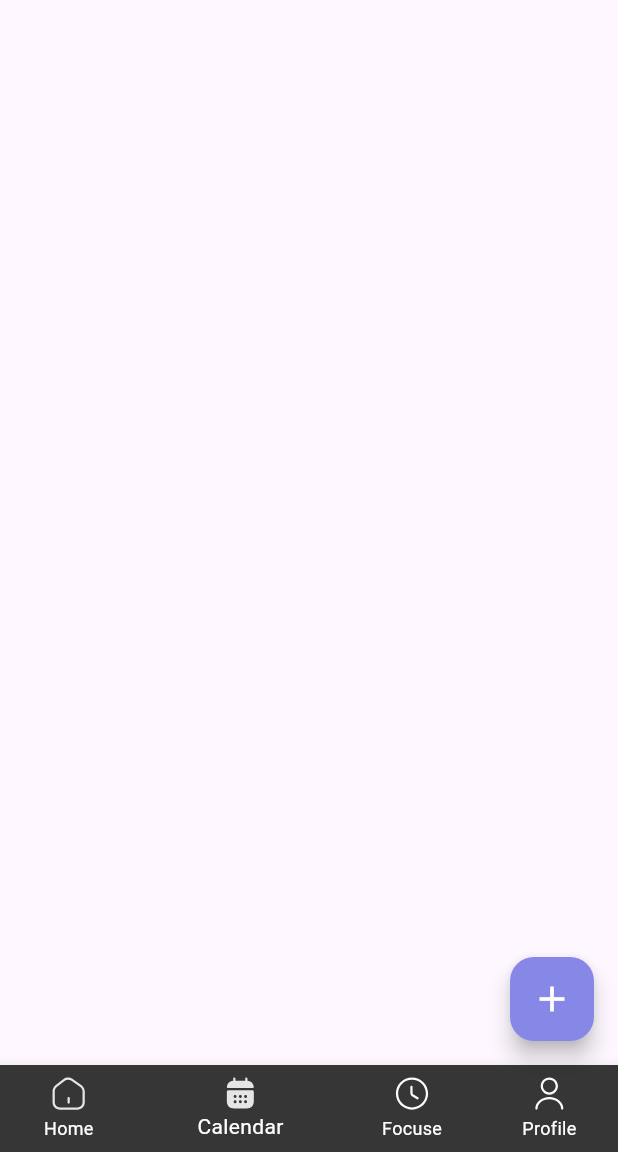
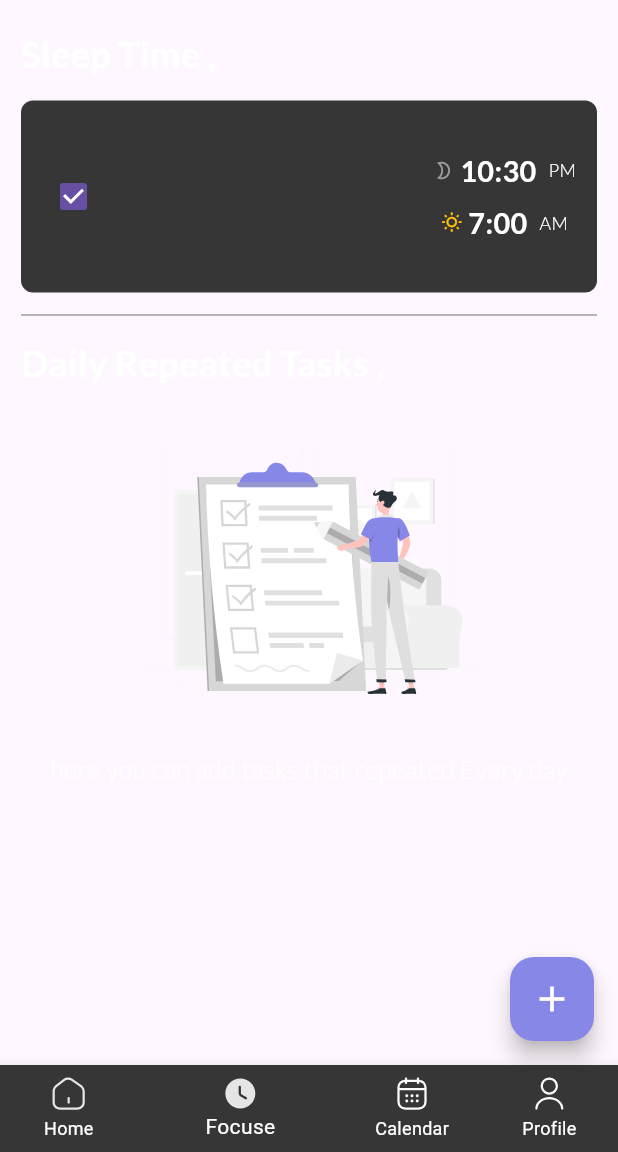
Before and after one commit to AhmedMohmmedd/UP_Tolist, a Flutter app: the screen it shows after launch, item 2 of the bottom bar chosen, on a phone screen of 412 x 824 dp, the part 84-1236 px from its top. Run offline on Flutter 3.47's test engine with Material 3 defaults, Android fonts, the phone set to English and light mode, and no system bars; our stand-ins replace flutter_svg; missing offline and left inert: date_picker_plus.

Commit message:
create daily tasks view

```diff
--- a/lib/core/theming/text_styels.dart
+++ b/lib/core/theming/text_styels.dart
@@ -44,6 +44,13 @@ abstract class TextStyles {
     return TextStyle(
         color: Colors.white,
         fontSize: getResponsiveFontSize(fontSize: 12),
+        fontFamily: 'Lato',
+        fontWeight: FontWeight.w300);
+  }
+  static TextStyle stylesreguler10() {
+    return TextStyle(
+        color: Colors.white,
+        fontSize: getResponsiveFontSize(fontSize: 10),
         fontFamily: 'Lato',
         fontWeight: FontWeight.w300);
   }
--- /dev/null
+++ b/lib/features/daliy_tasks/presentation/views/daily_tasks.dart
@@ -0,0 +1,65 @@
+import 'package:flutter/material.dart';
+import 'package:flutter/widgets.dart';
+import 'package:flutter_svg/svg.dart';
+import 'package:up_tolist/core/constansts/asset_images.dart';
+import 'package:up_tolist/core/theming/app_color.dart';
+import 'package:up_tolist/core/theming/text_styels.dart';
+import 'package:up_tolist/features/daliy_tasks/presentation/views/widgets/sleep_time_section.dart';
+
+class DaliyTasks extends StatelessWidget {
+  const DaliyTasks({super.key});
+
+  @override
+  Widget build(BuildContext context) {
+    return SafeArea(
+      child: Padding(
+        padding: const EdgeInsets.symmetric(horizontal: 14),
+        child: SingleChildScrollView(
+          child: Column(
+            crossAxisAlignment: CrossAxisAlignment.start,
+            children: [
+              Text(
+                'Sleep Time ,',
+                style: TextStyles.stylesBold20(),
+              ),
+              const SizedBox(
+                height: 14,
+              ),
+              const SleepTimeSection(),
+              const SizedBox(
+                height: 14,
+              ),
+              const Divider(
+                height: 2,
+                color: Colors.grey,
+              ),
+              const SizedBox(
+                height: 14,
+              ),
+              Text(
+                'Daily Repeated Tasks ,',
+                style: TextStyles.stylesBold20(),
+              ),
+              const SizedBox(
+                height: 14,
+              ),
+              Column(
+                crossAxisAlignment: CrossAxisAlignment.center,
+               mainAxisAlignment: MainAxisAlignment.center,
+                children: [
+                  SvgPicture.asset(AssetImages.homeIndex),
+                  Center(
+                    child: Text(
+                      'here you can add tasks that repeated Every day',
+                      style: TextStyles.stylesreguler14(),
+                    ),
+                  ),
+                ],
+              )
+            ],
+          ),
+        ),
+      ),
+    );
+  }
+}
--- /dev/null
+++ b/lib/features/daliy_tasks/presentation/views/widgets/sleep_time_section.dart
@@ -0,0 +1,84 @@
+
+import 'package:flutter/material.dart';
+import 'package:up_tolist/core/theming/app_color.dart';
+import 'package:up_tolist/core/theming/text_styels.dart';
+
+class SleepTimeSection extends StatelessWidget {
+  const SleepTimeSection({
+    super.key,
+  });
+
+  @override
+  Widget build(BuildContext context) {
+    return AspectRatio(
+      aspectRatio: 3 / 1,
+      child: Container(
+        decoration: BoxDecoration(
+          color: AppColor.scendColor,
+          borderRadius: BorderRadius.circular(8),
+        ),
+        child: Padding(
+          padding: const EdgeInsets.symmetric(horizontal: 14),
+          child: Row(
+            mainAxisAlignment: MainAxisAlignment.spaceBetween,
+            children: [
+              CheckboxMenuButton(
+                value: true,
+                onChanged: (value) {},
+                child: Text(''),
+              ),
+              Column(
+                mainAxisAlignment: MainAxisAlignment.center,
+                children: [
+                  Row(
+                    children: [
+                      const Icon(
+                        Icons.mode_night_outlined,
+                        color: Colors.grey,
+                        size: 14,
+                      ),
+                      const SizedBox(
+                        width: 4,
+                      ),
+                      Text(
+                        '10:30  ',
+                        style: TextStyles.stylesBold16(),
+                      ),
+                      Text(
+                        'PM',
+                        style: TextStyles.stylesreguler10(),
+                      ),
+                    ],
+                  ),
+                  const SizedBox(
+                    height: 8,
+                  ),
+                  Row(
+                    children: [
+                      const Icon(
+                        Icons.wb_sunny_outlined,
+                        color: Colors.amber,
+                        size: 14,
+                      ),
+                      const SizedBox(
+                        width: 4,
+                      ),
+                      Text(
+                        '7:00  ',
+                        style: TextStyles.stylesBold16(),
+                      ),
+                      Text(
+                        'AM',
+                        style: TextStyles.stylesreguler10(),
+                      ),
+                    ],
+                  )
+                ],
+              )
+            ],
+          ),
+        ),
+      ),
+    );
+  }
+}
--- a/lib/features/home/presentation/views/home_view.dart
+++ b/lib/features/home/presentation/views/home_view.dart
@@ -2,6 +2,7 @@ import 'package:flutter/material.dart';
 import 'package:up_tolist/core/shared_widgets/custom_app_bar.dart';
 import 'package:up_tolist/core/theming/app_color.dart';
 import 'package:up_tolist/features/add_task/presentation/views/add_task_sheet.dart';
+import 'package:up_tolist/features/daliy_tasks/presentation/views/daily_tasks.dart';
 import 'package:up_tolist/features/home/presentation/views/widgets/custom_botton_navigatqtion_bar.dart';
 import 'package:up_tolist/features/home/presentation/views/widgets/home_view_body.dart';
 
@@ -16,7 +17,7 @@ class _HomeViewState extends State<HomeView> {
   int curentIndex = 0;
   final pages = const [
     HomeViewBody(),
-    SizedBox(),
+    DaliyTasks(),
     SizedBox(),
     SizedBox(),
   ];
--- a/lib/features/home/presentation/views/widgets/custom_botton_navigatqtion_bar.dart
+++ b/lib/features/home/presentation/views/widgets/custom_botton_navigatqtion_bar.dart
@@ -1,4 +1,3 @@
-
 import 'package:flutter/material.dart';
 import 'package:flutter_svg/svg.dart';
 import 'package:up_tolist/core/constansts/asset_images.dart';
@@ -26,15 +25,15 @@ class CustomBottomNavigationBar extends StatelessWidget {
           backgroundColor: AppColor.scendColor,
         ),
         BottomNavigationBarItem(
+          icon: SvgPicture.asset(AssetImages.clockBarUnSlected),
+          activeIcon: SvgPicture.asset(AssetImages.clockBarSlected),
+          label: 'Focuse',
+          backgroundColor: AppColor.scendColor,
+        ),
+        BottomNavigationBarItem(
           icon: SvgPicture.asset(AssetImages.calendarBarUnSlected),
           activeIcon: SvgPicture.asset(AssetImages.calendarBarSlected),
           label: 'Calendar',
-          backgroundColor: AppColor.scendColor,
-        ),
-        BottomNavigationBarItem(
-          icon: SvgPicture.asset(AssetImages.clockBarUnSlected),
-          activeIcon: SvgPicture.asset(AssetImages.clockBarSlected),
-          label: 'Focuse',
           backgroundColor: AppColor.scendColor,
         ),
         BottomNavigationBarItem(
```
